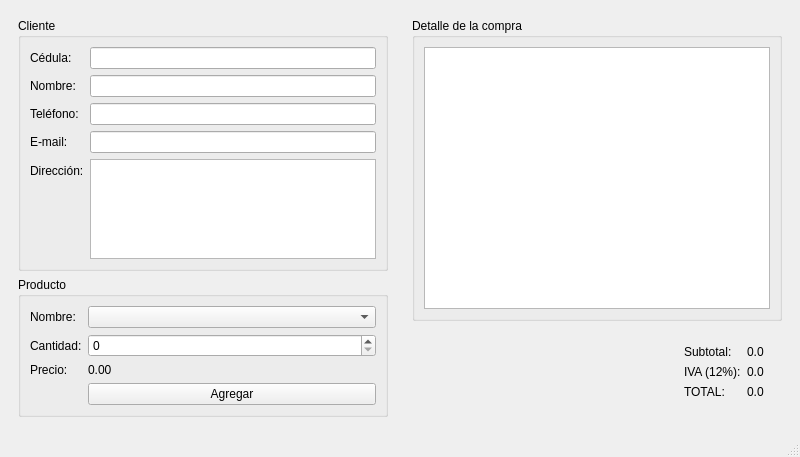
Stemateo03/P60-Tienda, file tienda.ui: the form before one commit.
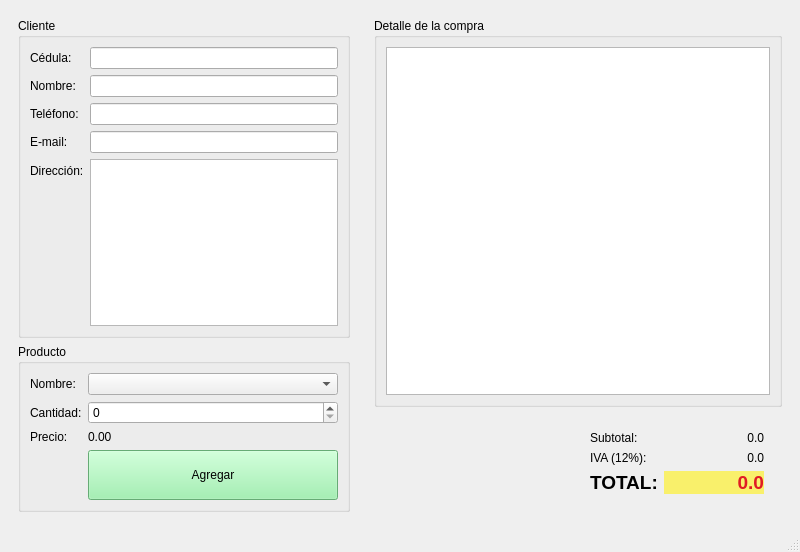
The form after the commit.

Commit message: Terminado el diseño de la GUI

The edit to the form file:
```diff
--- a/tienda.ui
+++ b/tienda.ui
@@ -7,7 +7,7 @@
     <x>0</x>
     <y>0</y>
     <width>800</width>
-    <height>457</height>
+    <height>552</height>
    </rect>
   </property>
   <property name="windowTitle">
@@ -17,6 +17,18 @@
    <layout class="QHBoxLayout" name="horizontalLayout_3">
     <item>
      <widget class="QWidget" name="widget" native="true">
+      <property name="minimumSize">
+       <size>
+        <width>300</width>
+        <height>0</height>
+       </size>
+      </property>
+      <property name="maximumSize">
+       <size>
+        <width>350</width>
+        <height>16777215</height>
+       </size>
+      </property>
       <layout class="QVBoxLayout" name="verticalLayout">
        <item>
         <widget class="QGroupBox" name="groupBox">
@@ -72,7 +84,11 @@
            </widget>
           </item>
           <item row="8" column="1">
-           <widget class="QPlainTextEdit" name="plainTextEdit"/>
+           <widget class="QPlainTextEdit" name="inDireccion">
+            <property name="lineWidth">
+             <number>3</number>
+            </property>
+           </widget>
           </item>
          </layout>
         </widget>
@@ -118,7 +134,16 @@
            </widget>
           </item>
           <item row="7" column="1">
-           <widget class="QPushButton" name="pushButton">
+           <widget class="QPushButton" name="btnAgregar">
+            <property name="minimumSize">
+             <size>
+              <width>0</width>
+              <height>50</height>
+             </size>
+            </property>
+            <property name="styleSheet">
+             <string notr="true">background-color: rgb(143, 240, 164);</string>
+            </property>
             <property name="text">
              <string>Agregar</string>
             </property>
@@ -155,7 +180,7 @@
             </property>
             <property name="sizeHint" stdset="0">
              <size>
-              <width>228</width>
+              <width>187</width>
               <height>20</height>
              </size>
             </property>
@@ -172,10 +197,19 @@
               </widget>
              </item>
              <item row="0" column="1">
-              <widget class="QLabel" name="label_13">
+              <widget class="QLabel" name="outSubtotal">
+               <property name="minimumSize">
+                <size>
+                 <width>100</width>
+                 <height>0</height>
+                </size>
+               </property>
                <property name="text">
                 <string>0.0</string>
                </property>
+               <property name="alignment">
+                <set>Qt::AlignRight|Qt::AlignTrailing|Qt::AlignVCenter</set>
+               </property>
               </widget>
              </item>
              <item row="1" column="0">
@@ -186,24 +220,60 @@
               </widget>
              </item>
              <item row="1" column="1">
-              <widget class="QLabel" name="label_14">
+              <widget class="QLabel" name="outIva">
+               <property name="minimumSize">
+                <size>
+                 <width>100</width>
+                 <height>0</height>
+                </size>
+               </property>
                <property name="text">
                 <string>0.0</string>
                </property>
+               <property name="alignment">
+                <set>Qt::AlignRight|Qt::AlignTrailing|Qt::AlignVCenter</set>
+               </property>
               </widget>
              </item>
              <item row="2" column="0">
               <widget class="QLabel" name="label_12">
+               <property name="font">
+                <font>
+                 <pointsize>14</pointsize>
+                 <weight>75</weight>
+                 <bold>true</bold>
+                </font>
+               </property>
                <property name="text">
                 <string>TOTAL:</string>
                </property>
               </widget>
              </item>
              <item row="2" column="1">
-              <widget class="QLabel" name="label_15">
+              <widget class="QLabel" name="outTotal">
+               <property name="minimumSize">
+                <size>
+                 <width>100</width>
+                 <height>0</height>
+                </size>
+               </property>
+               <property name="font">
+                <font>
+                 <pointsize>14</pointsize>
+                 <weight>75</weight>
+                 <bold>true</bold>
+                </font>
+               </property>
+               <property name="styleSheet">
+                <string notr="true">background-color: rgb(249, 240, 107);
+color: rgb(224, 27, 36);</string>
+               </property>
                <property name="text">
                 <string>0.0</string>
                </property>
+               <property name="alignment">
+                <set>Qt::AlignRight|Qt::AlignTrailing|Qt::AlignVCenter</set>
+               </property>
               </widget>
              </item>
             </layout>
```
Left out of the diff: 16 changed lines with no effect on the pictures.
